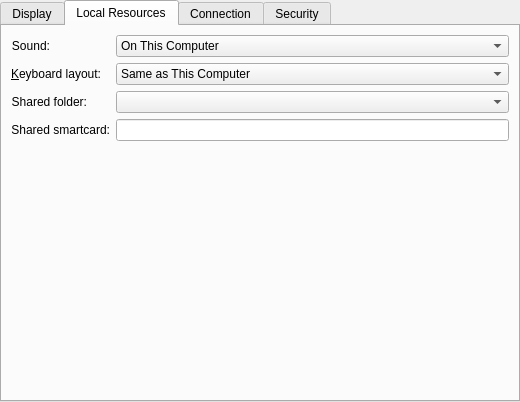
First picture: the form in rdp/rdppreferences.ui, repository KDE/krdc, before the edit.
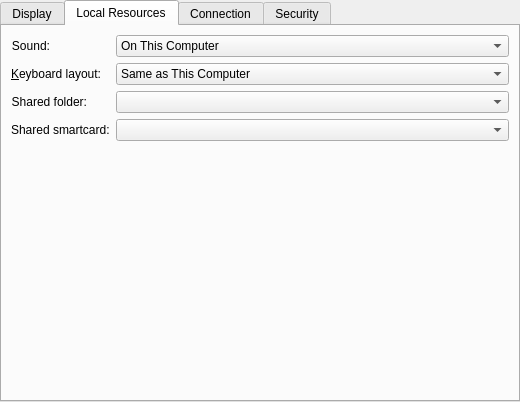
Second picture: the form after the edit. The open tabs and pages were chosen to show the change. Custom widgets are drawn as their Qt base class.

Commit message:
RDP: Smartcard setting improvements
Enumerate smartcards so they can be individually listed.
Also, allow all smartcard readers to be used.

```diff
--- a/rdp/rdppreferences.ui
+++ b/rdp/rdppreferences.ui
@@ -745,13 +745,20 @@
          <property name="text">
           <string>Shared smartcard:</string>
          </property>
-         <property name="alignment">
-          <set>Qt::AlignmentFlag::AlignRight|Qt::AlignmentFlag::AlignTrailing|Qt::AlignmentFlag::AlignVCenter</set>
+         <property name="buddy">
+          <cstring>kcfg_SmartcardName</cstring>
          </property>
         </widget>
        </item>
        <item row="3" column="1">
-        <widget class="KLineEdit" name="kcfg_SmartcardName" />
+        <widget class="SmartcardReaderField" name="kcfg_SmartcardName">
+         <property name="sizePolicy">
+          <sizepolicy hsizetype="MinimumExpanding" vsizetype="Fixed">
+           <horstretch>0</horstretch>
+           <verstretch>0</verstretch>
+          </sizepolicy>
+         </property>
+        </widget>
        </item>
       </layout>
      </widget>
@@ -1196,6 +1203,11 @@
    <extends>QWidget</extends>
    <header>kpasswordlineedit.h</header>
   </customwidget>
+  <customwidget>
+   <class>SmartcardReaderField</class>
+   <extends>QComboBox</extends>
+   <header>smartcardreaderfield.h</header>
+  </customwidget>
  </customwidgets>
  <tabstops>
   <tabstop>settingsTabs</tabstop>
```
Left out of the diff: 2 changed lines with no effect on the pictures. The commit also changes 5 other files.
